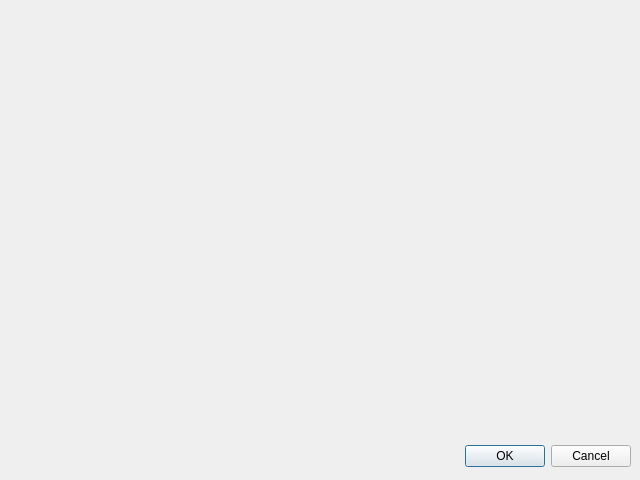
The window that src/ui/about.ui (devfabiosilva/Solda) describes before a commit, drawn with Qt 5.
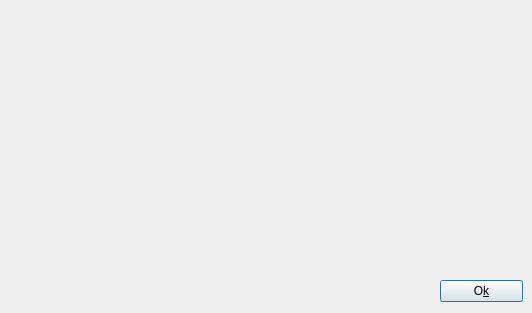
The same window after the commit.

Diff of the .ui file:
```diff
--- a/src/ui/about.ui
+++ b/src/ui/about.ui
@@ -6,27 +6,24 @@
    <rect>
     <x>0</x>
     <y>0</y>
-    <width>640</width>
-    <height>480</height>
+    <width>532</width>
+    <height>313</height>
    </rect>
   </property>
   <property name="windowTitle">
    <string>Dialog</string>
   </property>
-  <widget class="QDialogButtonBox" name="buttonBox">
+  <widget class="QPushButton" name="aboutOkButton">
    <property name="geometry">
     <rect>
-     <x>10</x>
-     <y>440</y>
-     <width>621</width>
-     <height>32</height>
+     <x>440</x>
+     <y>280</y>
+     <width>83</width>
+     <height>22</height>
     </rect>
    </property>
-   <property name="orientation">
-    <enum>Qt::Horizontal</enum>
-   </property>
-   <property name="standardButtons">
-    <set>QDialogButtonBox::Cancel|QDialogButtonBox::Ok</set>
+   <property name="text">
+    <string>O&amp;k</string>
    </property>
   </widget>
  </widget>
```
Left out of the diff: 35 changed lines with no effect on the pictures.
